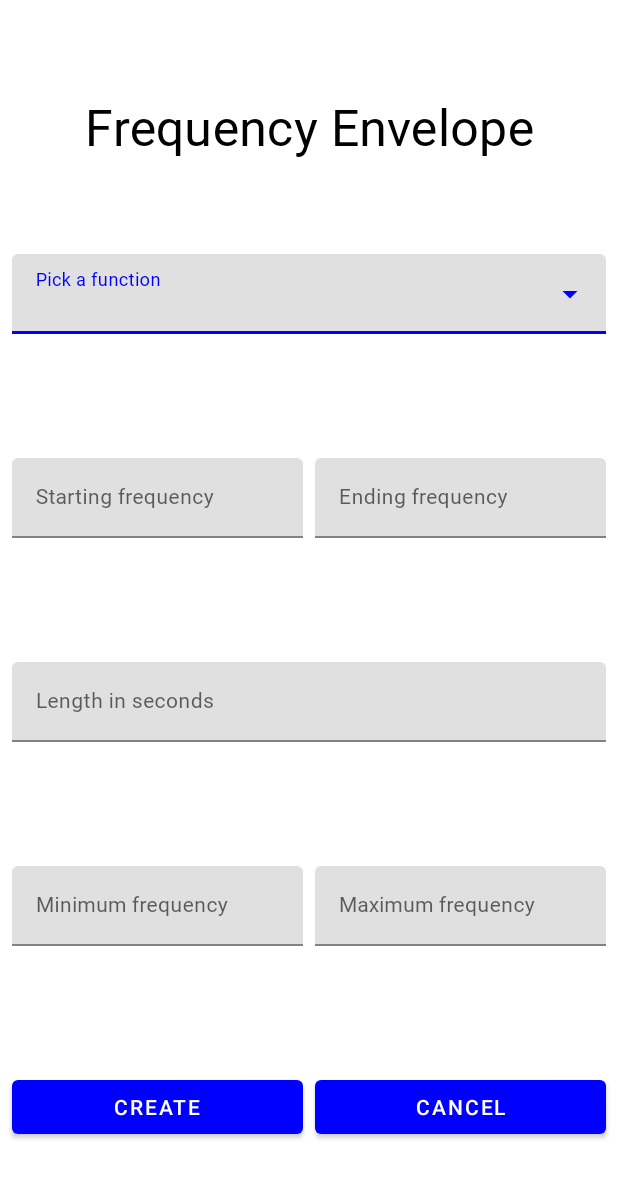
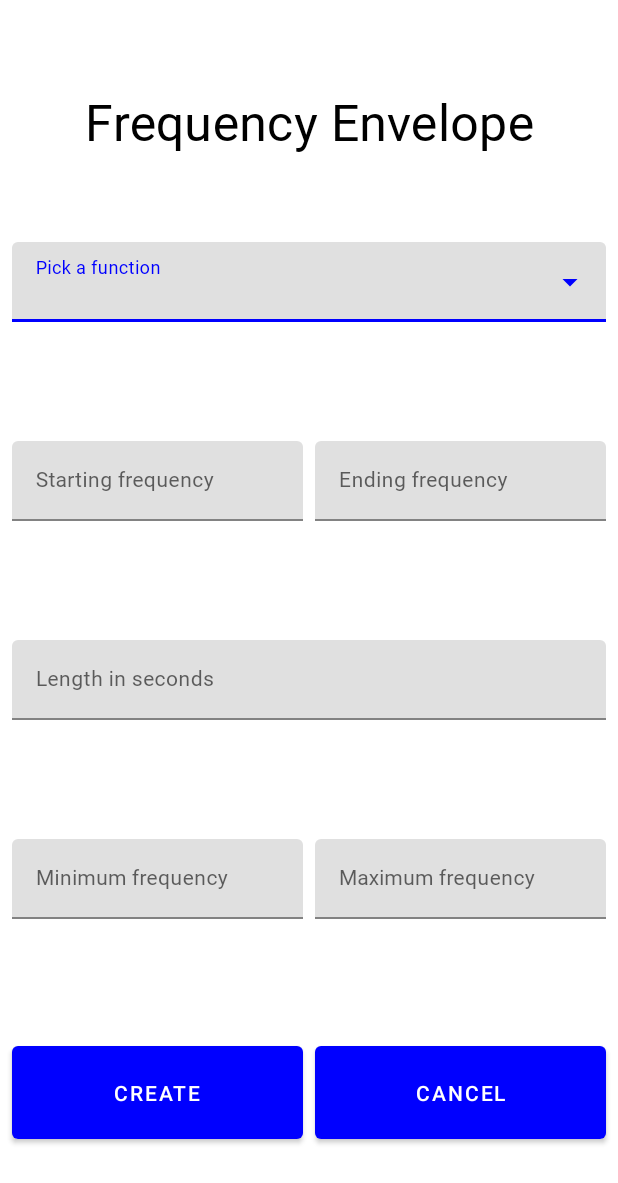
Before and after one commit to aljohnston112/EnvelopeMaker, an Android app: the ActivityFreqMaker screen opened directly, with no data from a screen before it, on a phone screen of 412 x 824 dp. Shown: the top 1183 px of the screen. Run offline under Robolectric (Android 15) with nearby library versions, the phone set to English and light mode, and no system bars.

Commit message:
Code clean up. Envelopes, WaveMakers, and the JNI now have a getTime() methods which are used for scaling the ViewFunctions. Added make() method to SineWaveMaker that uses vectors rather than Envelopes. Fixed bugs in WaveMaker get*() methods and it's make() method. JNI now has getSampleRate(). AudioStreamHolder now throws exceptions rather than return NULL. Buttons in Activity*Maker classes now are the same height as the text boxes. Added cancel button functionality to Activity*Maker classes. ActivityMain now only adds new ViewFunctions if there isn't one on the end of the row. ViewFunction XToYRatio() is now dependent on it's time. Fixed Activity*Maker button names so the classes had separate button names.

```diff
--- a/app/src/main/java/com/example/hellooboe/ActivityFreqMaker.java
+++ b/app/src/main/java/com/example/hellooboe/ActivityFreqMaker.java
@@ -4,10 +4,14 @@ import android.app.Activity;
 import android.content.Intent;
 import android.os.Bundle;
 import android.view.View;
+import android.view.ViewGroup;
+import android.view.ViewTreeObserver;
 import android.widget.ArrayAdapter;
 import android.widget.AutoCompleteTextView;
+import android.widget.Button;
 
 import androidx.appcompat.app.AppCompatActivity;
+import androidx.constraintlayout.widget.ConstraintLayout;
 
 import com.google.android.material.textfield.TextInputEditText;
 import com.google.android.material.textfield.TextInputLayout;
@@ -20,13 +24,29 @@ public class ActivityFreqMaker extends AppCompatActivity {
     protected void onCreate(Bundle savedInstanceState) {
         super.onCreate(savedInstanceState);
         setContentView(R.layout.activity_freq_maker);
-        TextInputLayout textInputLayoutFreqFunction = (TextInputLayout) findViewById(R.id.text_input_layout_freq_function);
+        TextInputLayout textInputLayoutFreqFunction = findViewById(R.id.text_input_layout_freq_function);
         ArrayAdapter<CharSequence> arrayAdapterFreq = ArrayAdapter.createFromResource(this,
                 R.array.functions, R.layout.auto_complete_text_view_function);
         AutoCompleteTextView autoCompleteTextViewFreqFunction = (AutoCompleteTextView) textInputLayoutFreqFunction.getEditText();
         assert autoCompleteTextViewFreqFunction != null;
         autoCompleteTextViewFreqFunction.setAdapter(arrayAdapterFreq);
         textInputLayoutFreqFunction.requestFocus();
+        ConstraintLayout constraintLayoutAmp = findViewById(R.id.constraint_layout_freq);
+        final ViewTreeObserver obs = constraintLayoutAmp.getViewTreeObserver();
+        obs.addOnPreDrawListener(() -> {
+            Button buttonCreate = findViewById(R.id.button_create_freq);
+            Button buttonCancel = findViewById(R.id.button_cancel_freq);
+            TextInputLayout textInputLayoutStartFreq = findViewById(R.id.text_input_layout_start_freq);
+            ViewGroup.LayoutParams params = buttonCreate.getLayoutParams();
+            params.height = textInputLayoutStartFreq.getHeight();
+            buttonCreate.requestLayout();
+            ViewGroup.LayoutParams params2 = buttonCancel.getLayoutParams();
+            params2.height = textInputLayoutStartFreq.getHeight();
+            buttonCancel.requestLayout();
+            //We only care the first time it happens, so remove it
+            //Post your animation here, then return true
+            return true;
+        });
     }
 
     public void onButtonFreqMakerCreate(View view) {
@@ -106,7 +126,10 @@ public class ActivityFreqMaker extends AppCompatActivity {
         } else if (function.contentEquals(getResources().getString(R.string.Sine))) {
 
         }
+    }
 
+    public void onButtonFreqMakerCancel(View view) {
+        finish();
+    }
 
-    }
 }
--- a/app/src/main/java/com/example/hellooboe/NativeMethods.java
+++ b/app/src/main/java/com/example/hellooboe/NativeMethods.java
@@ -24,6 +24,12 @@ public class NativeMethods {
 
     public static native void makeSound();
 
+    public static native double getAmpTime(int index, int samplesPerSecond);
+
+    public static native double getFreqTime(int index, int samplesPerSecond);
+
+    public static native int getSampleRate();
+
     /*
     public static native float[] loadExponential(double start, double end, double length, int row, int col);
 
--- a/app/src/main/res/layout/activity_freq_maker.xml
+++ b/app/src/main/res/layout/activity_freq_maker.xml
@@ -7,7 +7,7 @@
     android:orientation="vertical">
 
     <Button
-        android:id="@+id/button_create"
+        android:id="@+id/button_create_freq"
         android:layout_width="0dp"
         android:layout_height="wrap_content"
         android:layout_marginStart="8dp"
@@ -15,23 +15,24 @@
         android:onClick="onButtonFreqMakerCreate"
         android:text="@string/confirm_button"
         app:layout_constraintBottom_toBottomOf="parent"
-        app:layout_constraintEnd_toStartOf="@+id/button_cancel"
+        app:layout_constraintEnd_toStartOf="@+id/button_cancel_freq"
         app:layout_constraintHorizontal_bias="0.5"
         app:layout_constraintStart_toStartOf="parent"
         app:layout_constraintTop_toBottomOf="@+id/text_input_layout_max_freq" />
 
     <Button
-        android:id="@+id/button_cancel"
+        android:id="@+id/button_cancel_freq"
         android:layout_width="0dp"
         android:layout_height="wrap_content"
         android:layout_marginStart="4dp"
         android:layout_marginEnd="8dp"
+        android:onClick="onButtonFreqMakerCancel"
         android:text="@string/cancel_button"
-        app:layout_constraintBottom_toBottomOf="@+id/button_create"
+        app:layout_constraintBottom_toBottomOf="@+id/button_create_freq"
         app:layout_constraintEnd_toEndOf="parent"
         app:layout_constraintHorizontal_bias="0.5"
-        app:layout_constraintStart_toEndOf="@+id/button_create"
-        app:layout_constraintTop_toTopOf="@+id/button_create" />
+        app:layout_constraintStart_toEndOf="@+id/button_create_freq"
+        app:layout_constraintTop_toTopOf="@+id/button_create_freq" />
 
     <TextView
         android:id="@+id/text_view_freq_title"
@@ -163,7 +164,7 @@
         android:layout_marginEnd="8dp"
         app:errorEnabled="true"
         android:hint="@string/max_freq_text"
-        app:layout_constraintBottom_toTopOf="@+id/button_create"
+        app:layout_constraintBottom_toTopOf="@+id/button_create_freq"
         app:layout_constraintEnd_toEndOf="parent"
         app:layout_constraintHorizontal_bias="0.5"
         app:layout_constraintStart_toEndOf="@+id/text_input_layout_min_freq"
```
Also changed, not shown: app/src/main/java/com/example/hellooboe/ActivityAmpMaker.java (+24 -2 lines), app/src/main/java/com/example/hellooboe/ActivityMain.java (+16 -36 lines), app/src/main/java/com/example/hellooboe/ViewFunction.java (+66 -32 lines), app/src/main/res/layout/activity_amp_maker.xml (+8 -7 lines), 8 other files.
